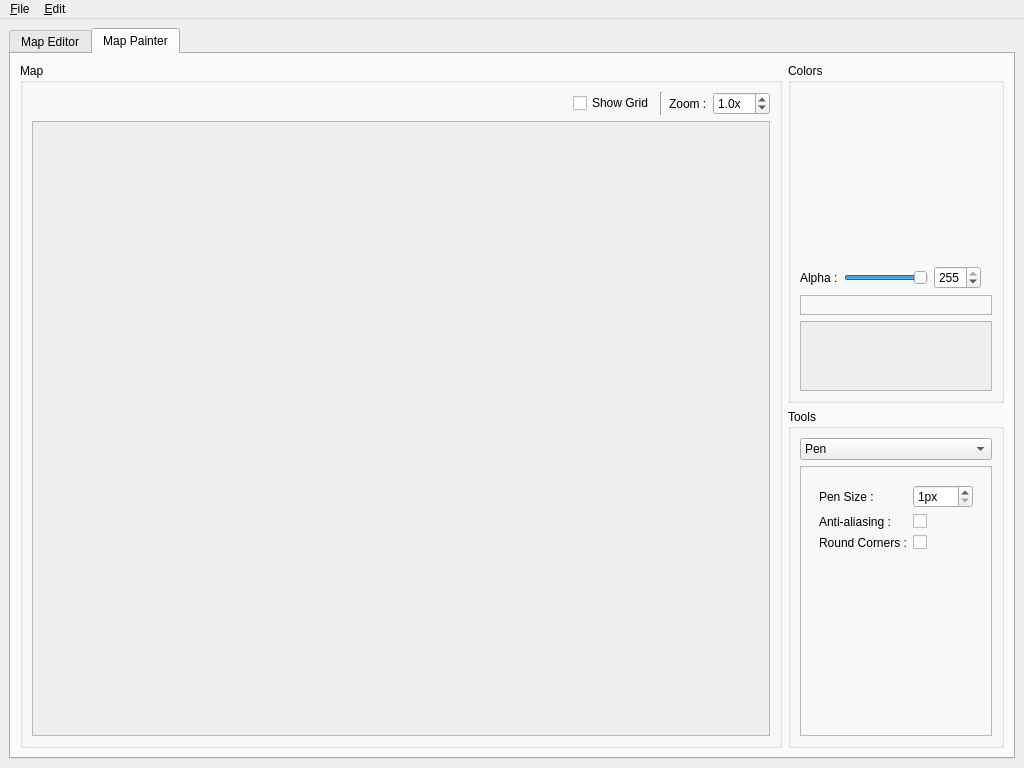
Old version of the form MainWindow.ui in the repository fborse/map-painter-95.
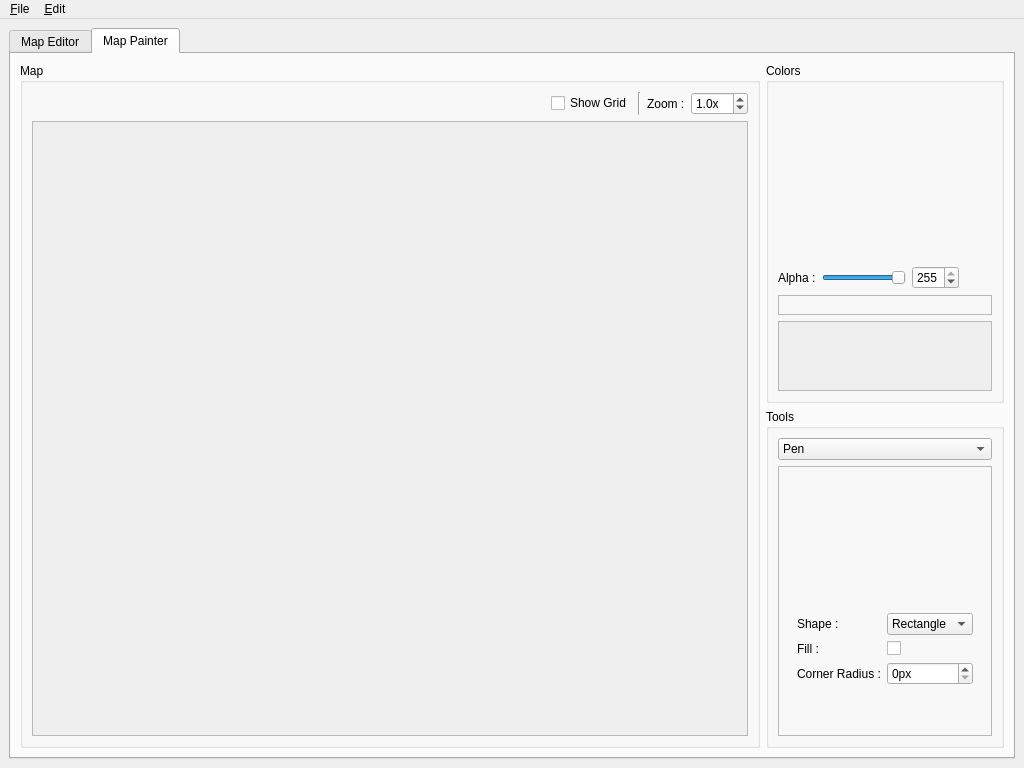
New version of the form. The open tabs and pages were chosen to show the change. Icons and pictures are not drawn. Custom widgets are drawn as their Qt base class.

Commit message: Bugfixes for color selection updating the color widgets

The edit to the form file:
```diff
--- a/MainWindow.ui
+++ b/MainWindow.ui
@@ -292,7 +292,7 @@
                <rect>
                 <x>0</x>
                 <y>0</y>
-                <width>719</width>
+                <width>709</width>
                 <height>595</height>
                </rect>
               </property>
@@ -400,7 +400,7 @@
                  <rect>
                   <x>0</x>
                   <y>0</y>
-                  <width>205</width>
+                  <width>215</width>
                   <height>68</height>
                  </rect>
                 </property>
@@ -481,6 +481,10 @@
                <layout class="QVBoxLayout" name="verticalLayout_10">
                 <item>
                  <widget class="QStackedWidget" name="toolBox1StackedWidget">
+                  <property name="currentIndex">
+                   <number>1</number>
+                  </property>
+                  <widget class="QWidget" name="emptyPage1"/>
                   <widget class="QWidget" name="penPage">
                    <layout class="QFormLayout" name="formLayout">
                     <item row="0" column="0">
@@ -530,8 +534,64 @@
                 </item>
                 <item>
                  <widget class="QStackedWidget" name="toolBox2StackedWidget">
-                  <widget class="QWidget" name="page_3"/>
-                  <widget class="QWidget" name="page_4"/>
+                  <property name="currentIndex">
+                   <number>0</number>
+                  </property>
+                  <widget class="QWidget" name="emptyPage2"/>
+                  <widget class="QWidget" name="brushPage"/>
+                  <widget class="QWidget" name="shapePage">
+                   <layout class="QFormLayout" name="formLayout_2">
+                    <item row="0" column="0">
+                     <widget class="QLabel" name="shapeLabel">
+                      <property name="text">
+                       <string>Shape :</string>
+                      </property>
+                     </widget>
+                    </item>
+                    <item row="0" column="1">
+                     <widget class="QComboBox" name="shapeComboBox">
+                      <item>
+                       <property name="text">
+                        <string>Rectangle</string>
+                       </property>
+                      </item>
+                      <item>
+                       <property name="text">
+                        <string>Ellipse</string>
+                       </property>
+                      </item>
+                     </widget>
+                    </item>
+                    <item row="1" column="0">
+                     <widget class="QLabel" name="fillShapeLabel">
+                      <property name="text">
+                       <string>Fill :</string>
+                      </property>
+                     </widget>
+                    </item>
+                    <item row="1" column="1">
+                     <widget class="QCheckBox" name="fillShapeCheckBox"/>
+                    </item>
+                    <item row="2" column="0">
+                     <widget class="QLabel" name="cornerRadiusLabel">
+                      <property name="text">
+                       <string>Corner Radius :</string>
+                      </property>
+                     </widget>
+                    </item>
+                    <item row="2" column="1">
+                     <widget class="QSpinBox" name="cornerRadiusSpinBox">
+                      <property name="suffix">
+                       <string>px</string>
+                      </property>
+                      <property name="maximum">
+                       <number>256</number>
+                      </property>
+                     </widget>
+                    </item>
+                   </layout>
+                  </widget>
+                  <widget class="QWidget" name="shaderPage"/>
                  </widget>
                 </item>
                </layout>
```
Left out of the diff: 132 changed lines with no effect on the pictures. The commit also changes 4 other files.
